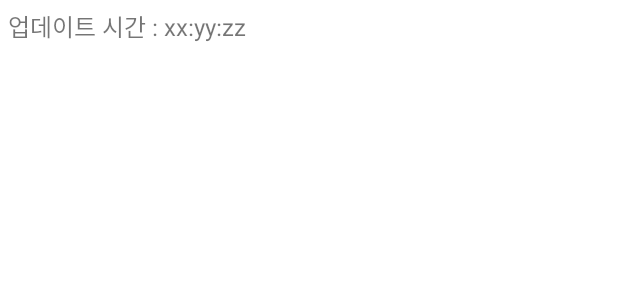
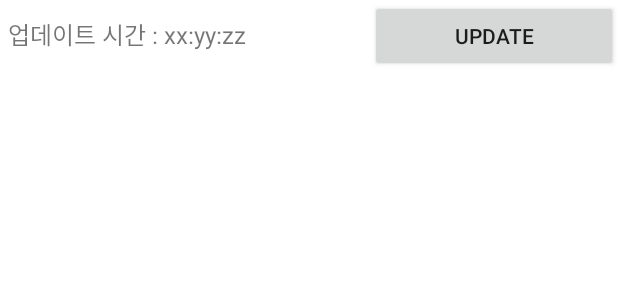
Before and after one commit to SoftwarePractice3/Term-Project, an Android app: the layout activity_main.xml on its own in the app's theme, with its tools: preview values and no code run, on a phone screen of 412 x 824 dp. Shown: the top 300 px of the screen. Run offline under Robolectric (Android 15) with nearby library versions, the phone set to English and light mode, and no system bars.

Commit message:
Added update button

```diff
--- a/app/src/main/res/layout/activity_main.xml
+++ b/app/src/main/res/layout/activity_main.xml
@@ -14,12 +14,19 @@
 
         <TextView
             android:id="@+id/textView"
-            android:layout_width="match_parent"
+            android:layout_width="wrap_content"
             android:layout_height="wrap_content"
             android:layout_weight="1"
             android:padding="5dp"
             android:text="업데이트 시간 : xx:yy:zz"
             android:textSize="16dp" />
+
+        <Button
+            android:id="@+id/updateButton"
+            android:layout_width="wrap_content"
+            android:layout_height="wrap_content"
+            android:layout_weight="1"
+            android:text="Update" />
 
     </LinearLayout>
 
```
Also changed, not shown: app/src/main/java/org/bohee/termproject/MainActivity.java (+24 -2 lines).
